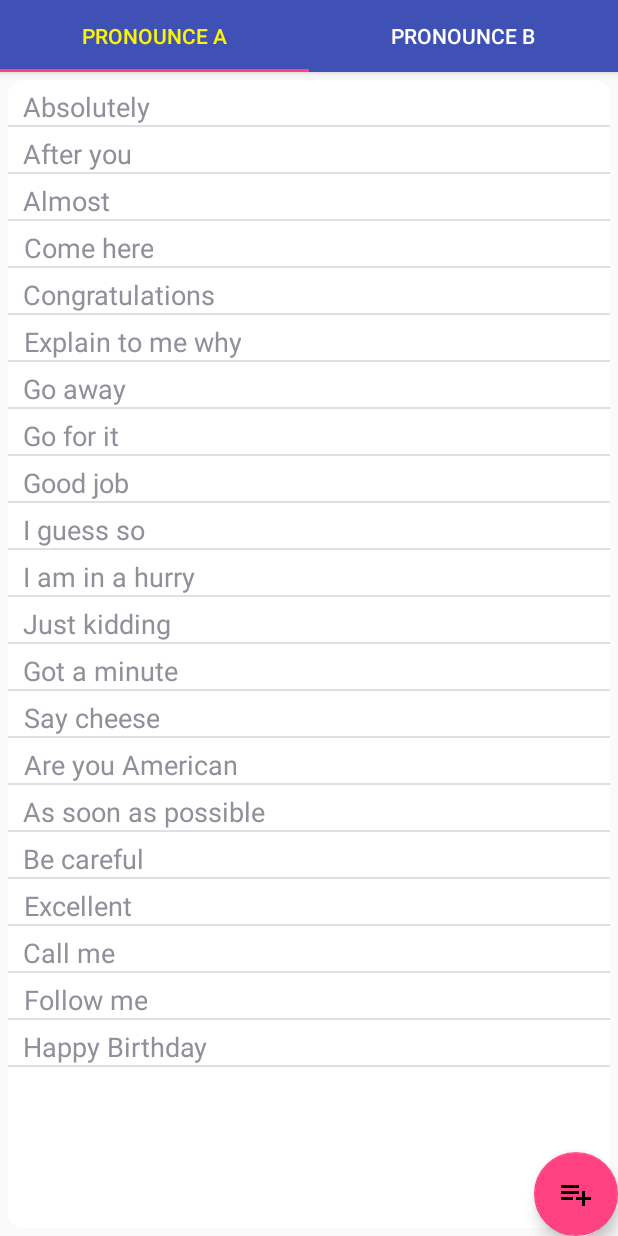
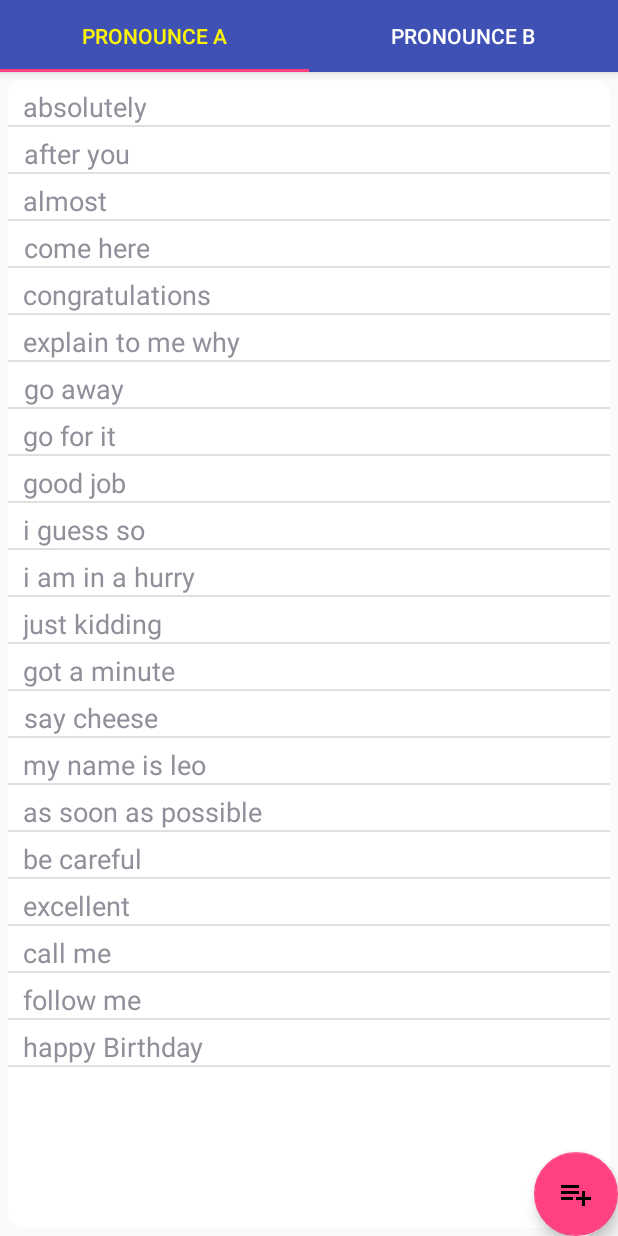
Before and after one commit to uyit14/EPronounce, an Android app: the screen it shows after launch (ResourceActivity), after a tap on "Resource management", on a phone screen of 412 x 824 dp. Run offline under Robolectric (Android 15) with nearby library versions, the phone set to English and light mode, and no system bars; our stand-ins replace ButterKnife.

Commit message:
fix bug pronounce a

```diff
--- a/app/src/main/AndroidManifest.xml
+++ b/app/src/main/AndroidManifest.xml
@@ -19,7 +19,8 @@
         <activity android:name=".ResourceActivity" />
         <activity android:name=".AddProAActivity" />
         <activity android:name=".PronouncingAActivity" />
-        <activity android:name=".TestResultActivity"></activity>
+        <activity android:name=".TestResultActivity" />
+        <activity android:name=".TestReviewActivity"></activity>
     </application>
 
 </manifest>
--- a/app/src/main/java/com/example/uytai/epronounce/Constant.java
+++ b/app/src/main/java/com/example/uytai/epronounce/Constant.java
@@ -6,4 +6,7 @@ package com.example.uytai.epronounce;
 
 public class Constant {
     public static final String KEY_PUT_RESULT = "key_put_result";
+    public static final String KEY_PUT_ARRAYLIST_CORRECT = "key_put_arrlist_correct";
+    public static final String KEY_PUT_ARRAYLIST_wrong = "key_put_arrlist_wrong";
+    public static final String KEY_PUT_BUNDLE = "key_put_bundle";
 }
--- a/app/src/main/java/com/example/uytai/epronounce/MainActivity.java
+++ b/app/src/main/java/com/example/uytai/epronounce/MainActivity.java
@@ -1,11 +1,14 @@
 package com.example.uytai.epronounce;
 
 import android.content.Intent;
+import android.database.Cursor;
 import android.support.v7.app.AppCompatActivity;
 import android.os.Bundle;
 import android.view.View;
 import android.widget.Button;
 import android.widget.Toast;
+
+import java.util.ArrayList;
 
 import butterknife.BindView;
 import butterknife.ButterKnife;
@@ -19,42 +22,55 @@ public class MainActivity extends AppCompatActivity {
     @BindView(R.id.btn_pro_b)
     Button btn_pro_b;
     public static Database database;
+    ArrayList<EPronounce> arrayList;
     @Override
     protected void onCreate(Bundle savedInstanceState) {
         super.onCreate(savedInstanceState);
         setContentView(R.layout.activity_main);
         ButterKnife.bind(this);
+        arrayList = new ArrayList<>();
         ClickButton();
         //tạo db
         database = new Database(MainActivity.this, "epronounce.sql", null, 1);
         //tạo table PronounceA
-        MainActivity.database.QueryData("CREATE TABLE IF NOT EXISTS PronounceA(Id INTEGER PRIMARY KEY AUTOINCREMENT, Content VARCHAR(500))");
+        database.QueryData("CREATE TABLE IF NOT EXISTS PronounceA(Id INTEGER PRIMARY KEY AUTOINCREMENT, Content VARCHAR(500))");
         addData();
     }
 
     //add dữ liệu mẫu
     private void addData() {
-        database.QueryData("INSERT INTO PronounceA VALUES(null, 'Absolutely')");
-        database.QueryData("INSERT INTO PronounceA VALUES(null, 'After you')");
-        database.QueryData("INSERT INTO PronounceA VALUES(null, 'Almost')");
-        database.QueryData("INSERT INTO PronounceA VALUES(null, 'Come here')");
-        database.QueryData("INSERT INTO PronounceA VALUES(null, 'Congratulations')");
-        database.QueryData("INSERT INTO PronounceA VALUES(null, 'Explain to me why')");
-        database.QueryData("INSERT INTO PronounceA VALUES(null, 'Go away')");
-        database.QueryData("INSERT INTO PronounceA VALUES(null, 'Go for it')");
-        database.QueryData("INSERT INTO PronounceA VALUES(null, 'Good job')");
-        database.QueryData("INSERT INTO PronounceA VALUES(null, 'I guess so')");
-        database.QueryData("INSERT INTO PronounceA VALUES(null, 'I am in a hurry')");
-        database.QueryData("INSERT INTO PronounceA VALUES(null, 'Just kidding')");
-        database.QueryData("INSERT INTO PronounceA VALUES(null, 'Got a minute')");
-        database.QueryData("INSERT INTO PronounceA VALUES(null, 'Say cheese')");
-        database.QueryData("INSERT INTO PronounceA VALUES(null, 'Are you American')");
-        database.QueryData("INSERT INTO PronounceA VALUES(null, 'As soon as possible')");
-        database.QueryData("INSERT INTO PronounceA VALUES(null, 'Be careful')");
-        database.QueryData("INSERT INTO PronounceA VALUES(null, 'Excellent')");
-        database.QueryData("INSERT INTO PronounceA VALUES(null, 'Call me')");
-        database.QueryData("INSERT INTO PronounceA VALUES(null, 'Follow me')");
-        database.QueryData("INSERT INTO PronounceA VALUES(null, 'Happy Birthday')");
+        //truy vấn lấy tất cả dữ liệu đổ vào mảng arr1
+        Cursor data = MainActivity.database.getData("SELECT * FROM PronounceA");
+        while (data.moveToNext()){
+            int id = data.getInt(0);
+            String content = data.getString(1);
+            arrayList.add(new EPronounce(id, content));
+        }
+        // add dữ liệu mẫu khi chưa có dữ liệu
+        if(arrayList.size()<21){
+            database.QueryData("INSERT INTO PronounceA VALUES(null, 'absolutely')");
+            database.QueryData("INSERT INTO PronounceA VALUES(null, 'after you')");
+            database.QueryData("INSERT INTO PronounceA VALUES(null, 'almost')");
+            database.QueryData("INSERT INTO PronounceA VALUES(null, 'come here')");
+            database.QueryData("INSERT INTO PronounceA VALUES(null, 'congratulations')");
+            database.QueryData("INSERT INTO PronounceA VALUES(null, 'explain to me why')");
+            database.QueryData("INSERT INTO PronounceA VALUES(null, 'go away')");
+            database.QueryData("INSERT INTO PronounceA VALUES(null, 'go for it')");
+            database.QueryData("INSERT INTO PronounceA VALUES(null, 'good job')");
+            database.QueryData("INSERT INTO PronounceA VALUES(null, 'i guess so')");
+            database.QueryData("INSERT INTO PronounceA VALUES(null, 'i am in a hurry')");
+            database.QueryData("INSERT INTO PronounceA VALUES(null, 'just kidding')");
+            database.QueryData("INSERT INTO PronounceA VALUES(null, 'got a minute')");
+            database.QueryData("INSERT INTO PronounceA VALUES(null, 'say cheese')");
+            database.QueryData("INSERT INTO PronounceA VALUES(null, 'my name is leo')");
+            database.QueryData("INSERT INTO PronounceA VALUES(null, 'as soon as possible')");
+            database.QueryData("INSERT INTO PronounceA VALUES(null, 'be careful')");
+            database.QueryData("INSERT INTO PronounceA VALUES(null, 'excellent')");
+            database.QueryData("INSERT INTO PronounceA VALUES(null, 'call me')");
+            database.QueryData("INSERT INTO PronounceA VALUES(null, 'follow me')");
+            database.QueryData("INSERT INTO PronounceA VALUES(null, 'happy Birthday')");
+        }
+
     }
 
     //các sự kiện click
--- a/app/src/main/res/values/colors.xml
+++ b/app/src/main/res/values/colors.xml
@@ -5,4 +5,8 @@
     <color name="colorAccent">#FF4081</color>
     <color name="colorGreen">#13c634</color>
     <color name="colorGray">#dadcda</color>
+    <color name="colorRed">#ff00</color>
+    <color name="colorCorect">#c7f9d1</color>
+    <color name="colorWrong">#f4dbdb</color>
+    <color name="colorBlack">#000000</color>
 </resources>
```
Also changed, not shown: app/src/main/java/com/example/uytai/epronounce/PronouncingAActivity.java (+35 -7 lines), app/src/main/java/com/example/uytai/epronounce/TestResultActivity.java (+20 -3 lines), app/src/main/java/com/example/uytai/epronounce/TestReviewActivity.java (added, +53 -0 lines), app/src/main/java/com/example/uytai/epronounce/WordsCorrectAdapter.java (added, +61 -0 lines), app/src/main/java/com/example/uytai/epronounce/WordsWrongAdapter.java (added, +61 -0 lines), app/src/main/res/layout/activity_test_review.xml (added, +62 -0 lines), app/src/main/res/layout/item_words_correct.xml (added, +32 -0 lines), app/src/main/res/layout/item_words_wrong.xml (added, +32 -0 lines).
